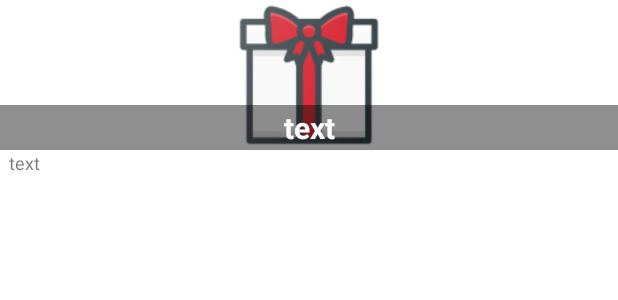
After one commit to jinmooklee/FirstApp, an Android app: the layout row_news.xml on its own in the app's theme, with its tools: preview values and no code run, on a phone screen of 412 x 824 dp. The commit adds this screen. Shown: the top 300 px of the screen. Run offline under Robolectric (Android 15) with nearby library versions, the phone set to English and light mode, and no system bars.

Commit message:
RecyclerView 를 사용한 뉴스 보기 예제 (현재 항목 보이는 줄이 커지지 않는 문제있음)

```diff
--- a/app/src/main/AndroidManifest.xml
+++ b/app/src/main/AndroidManifest.xml
@@ -10,7 +10,7 @@
         android:supportsRtl="true"
         android:theme="@style/Theme.FirstApp">
         <activity
-            android:name=".MainActivity"
+            android:name=".NewsActivity"
             android:exported="true">
             <intent-filter>
                 <action android:name="android.intent.action.MAIN" />
--- a/app/src/main/java/com/example/firstapp/MainActivity.java
+++ b/app/src/main/java/com/example/firstapp/MainActivity.java
@@ -92,7 +92,6 @@ public class MainActivity extends AppCompatActivity {
         });
     }
     public boolean validation() {
-//        Log.d("SENTI", inputEmail + " / " + inputPassword + " / " + (inputEmail.equals(emailOK)) + " / " + (inputPassword.equals(passwordOK)));
         return inputEmail.equals(emailOK) && inputPassword.equals(passwordOK);
     }
 }
--- a/app/src/main/res/layout/activity_news.xml
+++ b/app/src/main/res/layout/activity_news.xml
@@ -10,8 +10,8 @@
     <!-- A RecyclerView with some commonly used attributes -->
     <androidx.recyclerview.widget.RecyclerView
         android:id="@+id/my_recycler_view"
-        android:scrollbars="vertical"
         android:layout_width="match_parent"
-        android:layout_height="match_parent" />
+        android:layout_height="36dp"
+        android:scrollbars="vertical" />
 
 </LinearLayout>
--- /dev/null
+++ b/app/src/main/res/layout/row_news.xml
@@ -0,0 +1,45 @@
+<?xml version="1.0" encoding="utf-8"?>
+<LinearLayout xmlns:android="http://schemas.android.com/apk/res/android"
+    xmlns:app="http://schemas.android.com/apk/res-auto"
+    xmlns:tools="http://schemas.android.com/tools"
+    android:layout_width="match_parent"
+    android:layout_height="match_parent"
+    android:orientation="vertical">
+
+    <RelativeLayout
+        android:layout_width="match_parent"
+        android:layout_height="100dp">
+
+        <ImageView
+            android:id="@+id/ImageView_title"
+            android:layout_width="match_parent"
+            android:layout_height="100dp"
+            android:background="@null"
+            android:src="@drawable/gift_present_icon" />
+
+        <TextView
+            android:id="@+id/TextView_title"
+            android:layout_width="match_parent"
+            android:layout_height="30dp"
+            android:layout_alignParentBottom="true"
+            android:background="#70000000"
+            android:gravity="center"
+            android:paddingLeft="6dp"
+            android:paddingRight="6dp"
+            android:text="text"
+            android:textColor="#ffffff"
+            android:textSize="20sp"
+            android:textStyle="bold" />
+    </RelativeLayout>
+
+    <TextView
+        android:id="@+id/TextView_content"
+        android:layout_width="match_parent"
+        android:layout_height="50dp"
+        android:ellipsize="end"
+        android:paddingLeft="6dp"
+        android:paddingRight="6dp"
+        android:text="text"
+        android:textSize="12sp" />
+
+</LinearLayout>
--- /dev/null
+++ b/app/src/main/res/values/ids.xml
@@ -0,0 +1,4 @@
+<?xml version="1.0" encoding="utf-8"?>
+<resources>
+    <item name="textView" type="id" />
+</resources>
```
Also changed, not shown: app/build.gradle (+4 -3 lines), app/src/main/java/com/example/firstapp/MyAdapter.java (added, +73 -0 lines), app/src/main/java/com/example/firstapp/NewsActivity.java (added, +41 -0 lines).
